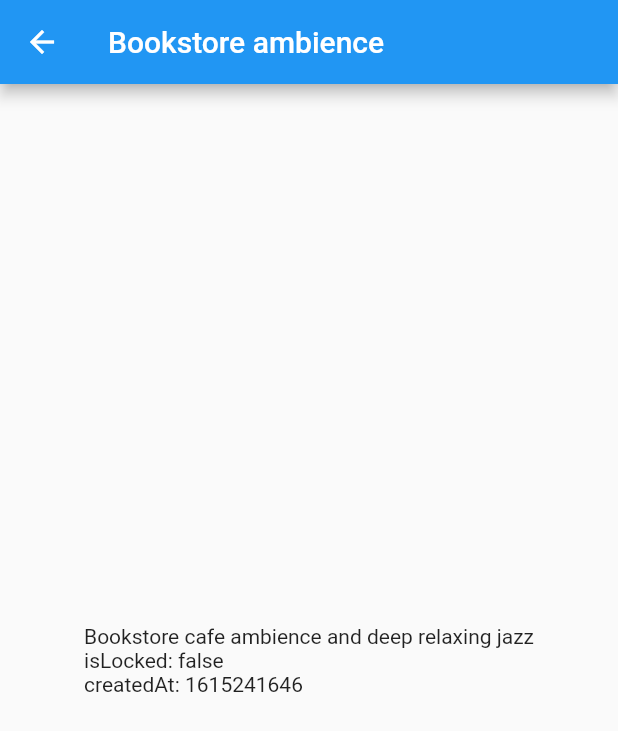
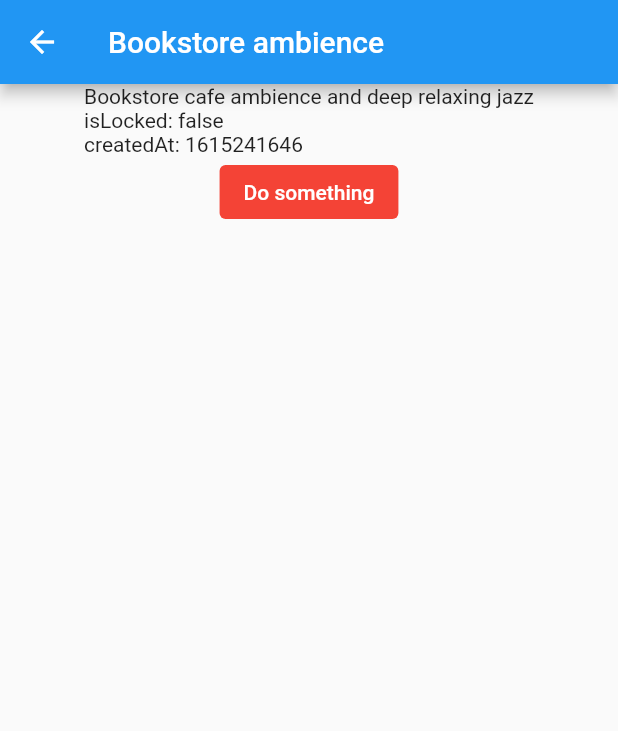
Before and after one commit to shivgadhia/flutter_boilerplate, a Flutter app: the screen it shows after launch, after a tap on "Bookstore ambience", on a phone screen of 412 x 824 dp. Shown: the top 731 px of the screen. Run offline on Flutter 3.47's test engine with Material 2 defaults, Android fonts, the phone set to English and light mode, and no system bars; network calls fail.

Commit message:
introduces baseviewmodel

```diff
--- /dev/null
+++ b/lib/core/ui/base_viewmodel.dart
@@ -0,0 +1,26 @@
+import 'dart:async';
+
+import 'package:flutter/widgets.dart';
+
+abstract class BaseViewModel<T extends ViewState> extends ChangeNotifier {
+  late Future<T> _viewState;
+
+  BaseViewModel() {
+    _init();
+  }
+
+  Future<T> startLoading();
+
+  void _init() async {
+    _viewState = startLoading();
+  }
+
+  void setState(T state) async {
+    _viewState = Future.value(state);
+    notifyListeners();
+  }
+
+  Future<T> get viewState => _viewState;
+}
+
+abstract class ViewState {}
--- /dev/null
+++ b/lib/core/ui/base_viewmodel_scaffold.dart
@@ -0,0 +1,66 @@
+import 'package:flutter/material.dart';
+import 'package:flutter_boilerplate/core/ui/base_viewmodel.dart';
+import 'package:flutter_boilerplate/core/ui/widgets/error.dart';
+import 'package:flutter_boilerplate/core/ui/widgets/loading.dart';
+import 'package:provider/provider.dart';
+
+class BaseViewModelScaffold<T extends BaseViewModel> extends StatelessWidget {
+  final CreateViewModel _createViewModel;
+  final ContentView _contentView;
+  final LoadingView _loadingView;
+  final ErrorView _errorView;
+
+  const BaseViewModelScaffold(
+      {Key? key,
+      required CreateViewModel createViewModel,
+      required ContentView contentView,
+      required LoadingView loadingView,
+      required ErrorView errorView})
+      : _createViewModel = createViewModel,
+        _contentView = contentView,
+        _loadingView = loadingView,
+        _errorView = errorView,
+        super(key: key);
+
+  factory BaseViewModelScaffold.defaultScaffold(
+      {required CreateViewModel createViewModel, required ContentView contentView}) {
+    return BaseViewModelScaffold(
+        createViewModel: createViewModel,
+        contentView: contentView,
+        loadingView: (context) => const Scaffold(
+              body: Loading(),
+            ),
+        errorView: (context) => const Scaffold(
+              body: ErrorOccurred(),
+            ));
+  }
+
+  @override
+  Widget build(BuildContext context) {
+    return ChangeNotifierProvider(
+      create: _createViewModel,
+      builder: (context, child) {
+        var vm = context.watch<T>();
+        return FutureBuilder(
+            future: vm.viewState,
+            builder: (context, AsyncSnapshot snapshot) {
+              if (snapshot.connectionState == ConnectionState.waiting) {
+                return _loadingView(context);
+              } else if (snapshot.hasData) {
+                return _contentView(context, snapshot.data);
+              }
+              return _errorView(context);
+            });
+      },
+    );
+  }
+}
+
+typedef CreateViewModel<T extends BaseViewModel> = T Function(
+    BuildContext context);
+
+typedef ContentView<T extends Widget> = T Function(
+    BuildContext context, dynamic viewState);
+
+typedef LoadingView = Widget Function(BuildContext context);
+typedef ErrorView = Widget Function(BuildContext context);
--- a/lib/feature/details/ui/content_details.dart
+++ b/lib/feature/details/ui/content_details.dart
@@ -1,6 +1,7 @@
 import 'package:flutter/material.dart';
 import 'package:flutter_boilerplate/core/navigation/navigation.dart';
 import 'package:flutter_boilerplate/core/navigation/screen_arguments.dart';
+import 'package:flutter_boilerplate/core/ui/base_viewmodel_scaffold.dart';
 import 'package:flutter_boilerplate/core/ui/widgets/error.dart';
 import 'package:flutter_boilerplate/core/ui/widgets/loading.dart';
 import 'package:flutter_boilerplate/feature/details/data/datasource/local_json_file_content_details_datasource.dart';
@@ -19,47 +20,72 @@ class ContentDetails extends StatefulWidget {
 }
 
 class _ContentDetailsState extends State<ContentDetails> {
-  late Future<DetailsUiState> _uiState;
-
-  // initialising in didChangeDependencies instead of initState,
-  // so that we can reference Navigation from Widget.
   @override
-  void didChangeDependencies() {
+  Widget build(BuildContext context) {
     final args = widget._navigation.getArgs(context);
-    ContentDetailsViewModel vm = ContentDetailsViewModel(
+    var viewModel = ContentDetailsViewModel(
+        id: args.get(ScreenArguments.keyContentId),
         repo: RealContentDetailsRepository(
             dataSource: LocalJsonFileContentDetailsDataSource()));
-    _uiState = vm.getDetails(args.get(ScreenArguments.keyContentId));
-    super.didChangeDependencies();
+    return BaseViewModelScaffold.defaultScaffold(
+      createViewModel: (_) => viewModel,
+      contentView: (context, viewState) =>
+          _buildContent(viewState, onButtonClick: () {
+        viewModel.doSomething();
+      }),
+    );
   }
 
-  @override
-  Widget build(BuildContext context) {
-    return FutureBuilder(
-        future: _uiState,
-        builder: (context, AsyncSnapshot snapshot) {
-          if (snapshot.connectionState == ConnectionState.waiting) {
-            return const Scaffold(
-              body: Loading(),
-            );
-          } else if (snapshot.hasData) {
-            return _buildContent(snapshot.data!);
-          }
-
-          return const Scaffold(
-            body: ErrorOccurred(),
-          );
-        });
+  Widget _buildContent(DetailsUiState uiState,
+      {required Function() onButtonClick}) {
+    return Scaffold(
+      appBar: AppBar(title: Text(uiState.screenTitle)),
+      body: _buildUiState(uiState, onButtonClick),
+    );
   }
 
-  Widget _buildContent(DetailsUiState uiState) {
-    return Scaffold(
-      appBar: AppBar(
-        title: Text(uiState.screenTitle),
-      ),
-      body: Center(
-        child: Text(uiState.details),
-      ),
-    );
+  Widget _buildUiState(DetailsUiState uiState, Function() onButtonClick) {
+    switch (uiState.runtimeType) {
+      case InitialDetailsViewState:
+        {
+          return Center(
+            child: Column(
+              children: [
+                Text((uiState as InitialDetailsViewState).details),
+                ElevatedButton(
+                  child: Text(uiState.ctaText),
+                  style: ElevatedButton.styleFrom(
+                    primary: Colors.red,
+                    elevation: 0,
+                  ),
+                  onPressed: onButtonClick,
+                ),
+              ],
+            ),
+          );
+        }
+      case SecondDetailsViewState:
+        {
+          return Center(
+            child: Column(
+              children: [
+                Text((uiState as SecondDetailsViewState).details),
+              ],
+            ),
+          );
+        }
+
+      case ErrorViewState:
+        {
+          return const ErrorOccurred();
+        }
+
+      case LoadingViewState:
+        {
+          return const Loading();
+        }
+      default:
+        return Row();
+    }
   }
 }
--- a/lib/feature/details/ui/content_details_viewmodel.dart
+++ b/lib/feature/details/ui/content_details_viewmodel.dart
@@ -1,29 +1,68 @@
+import 'dart:async';
+
+import 'package:flutter_boilerplate/core/ui/base_viewmodel.dart';
 import 'package:flutter_boilerplate/feature/details/domain/model/content_detail.dart';
 import 'package:flutter_boilerplate/feature/details/domain/repository/content_details_repository.dart';
 
-class ContentDetailsViewModel {
+class ContentDetailsViewModel extends BaseViewModel<DetailsUiState> {
   final ContentDetailsRepository _repo;
+  final String _id;
 
-  ContentDetailsViewModel({required ContentDetailsRepository repo})
-      : _repo = repo;
+  ContentDetailsViewModel(
+      {required ContentDetailsRepository repo, required String id})
+      : _repo = repo,
+        _id = id;
 
-  Future<DetailsUiState> getDetails(String id) async {
-    return await _repo.getContentDetail(id).then((ContentDetail result) {
-      return DetailsUiState(
-          screenTitle: result.title, details: result.toDisplayValue());
-    }, onError: (e) {
-      return DetailsUiState(
-          screenTitle: "Oops",
-          details: "There was a problem loading content id: $id");
-    });
+  @override
+  Future<DetailsUiState> startLoading() async {
+    return await _repo.getContentDetail(_id).then(
+        (ContentDetail result) => InitialDetailsViewState(result.title,
+            details: result.toDisplayValue(), ctaText: "Do something"),
+        onError: (e) => ErrorViewState("Oops",
+            errorMessage: "There was a problem loading content id: $_id"));
+  }
+
+  void doSomething() async {
+    setState(LoadingViewState("..."));
+
+    await Future.delayed(const Duration(seconds: 3));
+
+    setState(SecondDetailsViewState("Yay",
+        details: "You clicked the button... the view state changed."));
   }
 }
 
-class DetailsUiState {
+abstract class DetailsUiState extends ViewState {
   final String screenTitle;
+
+  DetailsUiState(this.screenTitle);
+}
+
+class InitialDetailsViewState extends DetailsUiState {
+  final String details;
+  final String ctaText;
+
+  InitialDetailsViewState(String screenTitle,
+      {required this.details, required this.ctaText})
+      : super(screenTitle);
+}
+
+class SecondDetailsViewState extends DetailsUiState {
   final String details;
 
-  const DetailsUiState({required this.screenTitle, required this.details});
+  SecondDetailsViewState(String screenTitle, {required this.details})
+      : super(screenTitle);
+}
+
+class ErrorViewState extends DetailsUiState {
+  final String errorMessage;
+
+  ErrorViewState(String screenTitle, {required this.errorMessage})
+      : super(screenTitle);
+}
+
+class LoadingViewState extends DetailsUiState {
+  LoadingViewState(String screenTitle) : super(screenTitle);
 }
 
 extension _ContentDetailMapper on ContentDetail {
--- a/lib/feature/home/ui/home.dart
+++ b/lib/feature/home/ui/home.dart
@@ -2,11 +2,11 @@ import 'package:flutter/material.dart';
 import 'package:flutter_boilerplate/core/navigation/navigation.dart';
 import 'package:flutter_boilerplate/core/navigation/screen.dart';
 import 'package:flutter_boilerplate/core/navigation/screen_arguments.dart';
-import 'package:flutter_boilerplate/core/ui/widgets/error.dart';
-import 'package:flutter_boilerplate/core/ui/widgets/loading.dart';
+import 'package:flutter_boilerplate/core/ui/base_viewmodel_scaffold.dart';
 import 'package:flutter_boilerplate/feature/home/data/repository/real_home_content_repository.dart';
 import 'package:flutter_boilerplate/feature/home/domain/model/content.dart';
 import 'package:flutter_boilerplate/feature/home/ui/home_viewmodel.dart';
+
 import '../data/datasource/local_json_file_content_datasource.dart';
 import 'content_rail_view.dart';
 
@@ -22,34 +22,15 @@ class Home extends StatefulWidget {
 }
 
 class _HomeState extends State<Home> {
-  late Future<HomeUiState> _uiState;
-
   @override
-  void initState() {
+  Widget build(BuildContext context) {
     HomeViewModel vm = HomeViewModel(
         repo: RealHomeContentRepository(
             dataSource: LocalJsonFileContentDataSource()));
-    _uiState = vm.getHomeContent();
-    super.initState();
-  }
-
-  @override
-  Widget build(BuildContext context) {
-    return FutureBuilder(
-        future: _uiState,
-        builder: (context, AsyncSnapshot<HomeUiState> snapshot) {
-          if (snapshot.connectionState == ConnectionState.waiting) {
-            return const Scaffold(
-              body: Loading(),
-            );
-          } else if (snapshot.hasData) {
-            return _buildContent(snapshot.data!);
-          }
-
-          return const Scaffold(
-            body: ErrorOccurred(),
-          );
-        });
+    return BaseViewModelScaffold.defaultScaffold(
+      createViewModel: (_) => vm,
+      contentView: (context, viewState) => _buildContent(viewState),
+    );
   }
 
   Widget _buildContent(HomeUiState uiState) {
--- a/lib/feature/home/ui/home_viewmodel.dart
+++ b/lib/feature/home/ui/home_viewmodel.dart
@@ -1,20 +1,24 @@
+import 'package:flutter_boilerplate/core/ui/base_viewmodel.dart';
+
 import '../domain/model/content.dart';
 import '../domain/repository/home_content_repository.dart';
 
-class HomeViewModel {
+class HomeViewModel extends BaseViewModel<HomeUiState> {
   final HomeContentRepository _repo;
 
   HomeViewModel({required HomeContentRepository repo}) : _repo = repo;
 
-  Future<HomeUiState> getHomeContent() async {
-    var homeContent = await _repo.getContent();
-    return HomeUiState(content: homeContent, screenTitle: "Screen Title");
+  @override
+  Future<HomeUiState> startLoading() async {
+    return await _repo.getContent().then(
+        (value) => HomeUiState(content: value, screenTitle: "Screen Title"),
+        onError: (e) => HomeUiState(content: [], screenTitle: "Oops"));
   }
 }
 
-class HomeUiState {
+class HomeUiState extends ViewState {
   final List<Content> content;
   final String screenTitle;
 
-  const HomeUiState({required this.content, required this.screenTitle});
+  HomeUiState({required this.content, required this.screenTitle});
 }
--- a/lib/feature/splash/ui/splash.dart
+++ b/lib/feature/splash/ui/splash.dart
@@ -1,9 +1,7 @@
 import 'package:flutter/material.dart';
-import 'package:flutter/widgets.dart';
 import 'package:flutter_boilerplate/core/navigation/navigation.dart';
 import 'package:flutter_boilerplate/core/navigation/screen.dart';
-import 'package:flutter_boilerplate/core/ui/widgets/error.dart';
-import 'package:flutter_boilerplate/core/ui/widgets/loading.dart';
+import 'package:flutter_boilerplate/core/ui/base_viewmodel_scaffold.dart';
 
 import 'splash_viewmodel.dart';
 
@@ -19,32 +17,12 @@ class Splash extends StatefulWidget {
 }
 
 class _SplashState extends State<Splash> {
-  late Future<SplashState> _uiState;
-
-  @override
-  void initState() {
-    SplashViewModel vm = SplashViewModel();
-    _uiState = vm.start();
-    super.initState();
-  }
-
   @override
   Widget build(BuildContext context) {
-    return FutureBuilder(
-        future: _uiState,
-        builder: (context, AsyncSnapshot<SplashState> snapshot) {
-          if (snapshot.connectionState == ConnectionState.waiting) {
-            return const Scaffold(
-              body: Loading(),
-            );
-          } else if (snapshot.hasData) {
-            return _buildContent(snapshot.data!);
-          }
-
-          return const Scaffold(
-            body: ErrorOccurred(),
-          );
-        });
+    return BaseViewModelScaffold.defaultScaffold(
+        createViewModel: (_) => SplashViewModel(),
+        contentView: (context, viewState) => _buildContent(viewState)
+    );
   }
 
   Widget _buildContent(SplashState splashState) {
--- a/lib/feature/splash/ui/splash_viewmodel.dart
+++ b/lib/feature/splash/ui/splash_viewmodel.dart
@@ -1,13 +1,16 @@
-class SplashViewModel {
+import 'package:flutter_boilerplate/core/ui/base_viewmodel.dart';
+
+class SplashViewModel extends BaseViewModel<SplashState> {
   SplashViewModel();
 
-  Future<SplashState> start() async {
+  @override
+  Future<SplashState> startLoading() async {
     await Future.delayed(const Duration(seconds: 2));
     return LoggedIn();
   }
 }
 
-class SplashState {
+class SplashState extends ViewState {
   SplashState._();
 }
 
--- a/pubspec.yaml
+++ b/pubspec.yaml
@@ -30,6 +30,7 @@ dependencies:
   flutter:
     sdk: flutter
 
+  provider: ^6.0.5
 
   # The following adds the Cupertino Icons font to your application.
   # Use with the CupertinoIcons class for iOS style icons.
```
Also changed, not shown: pubspec.lock.
